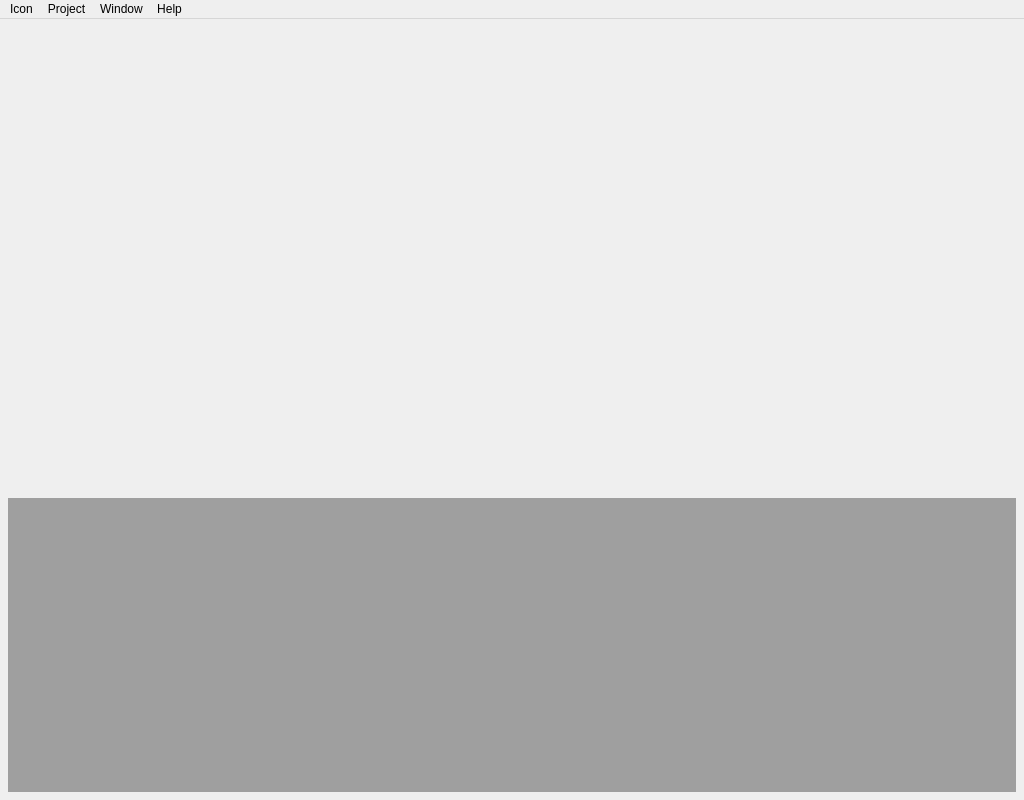
The window that src/gui/mainwindow.ui (shulongdeng/CANdevStudio) describes before a commit, drawn with Qt 5.
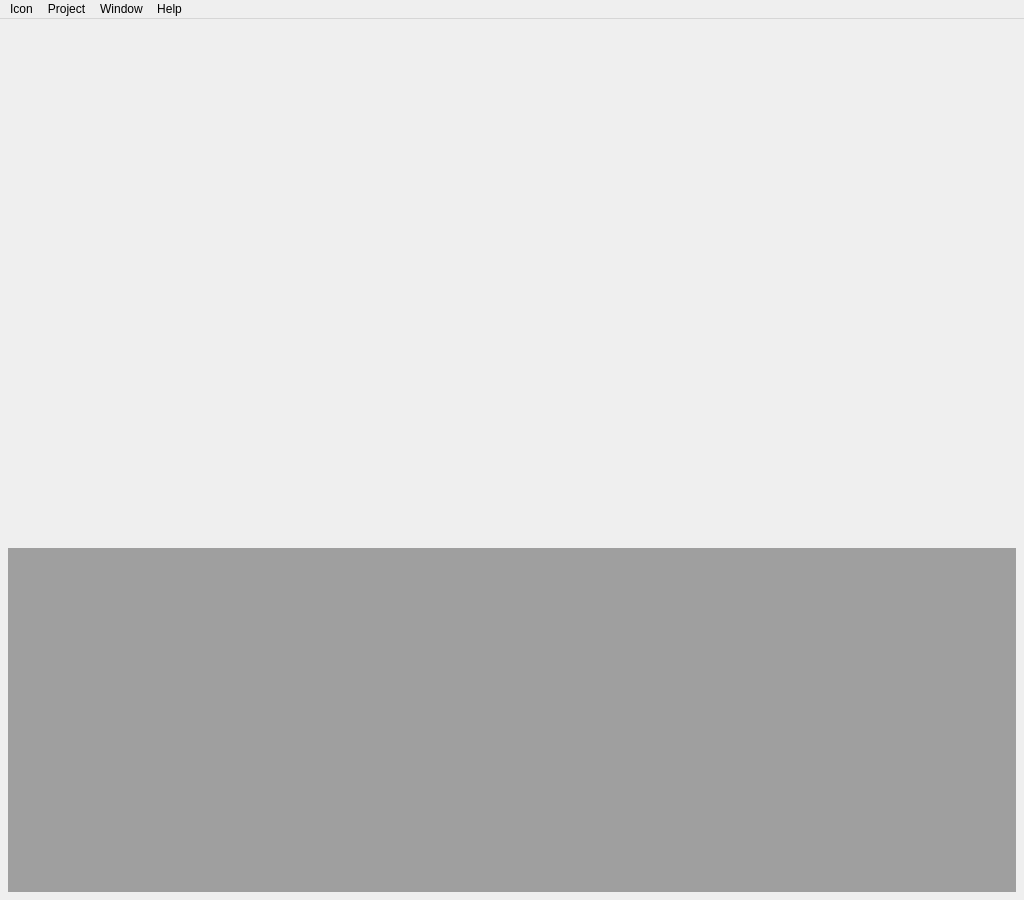
The same window after the commit. Icons and pictures are not drawn.

Commit message: Change minimum size

Patch:
```diff
--- a/src/gui/mainwindow.ui
+++ b/src/gui/mainwindow.ui
@@ -7,13 +7,13 @@
     <x>0</x>
     <y>0</y>
     <width>1024</width>
-    <height>800</height>
+    <height>900</height>
    </rect>
   </property>
   <property name="minimumSize">
    <size>
     <width>1024</width>
-    <height>800</height>
+    <height>900</height>
    </size>
   </property>
   <property name="baseSize">
```
